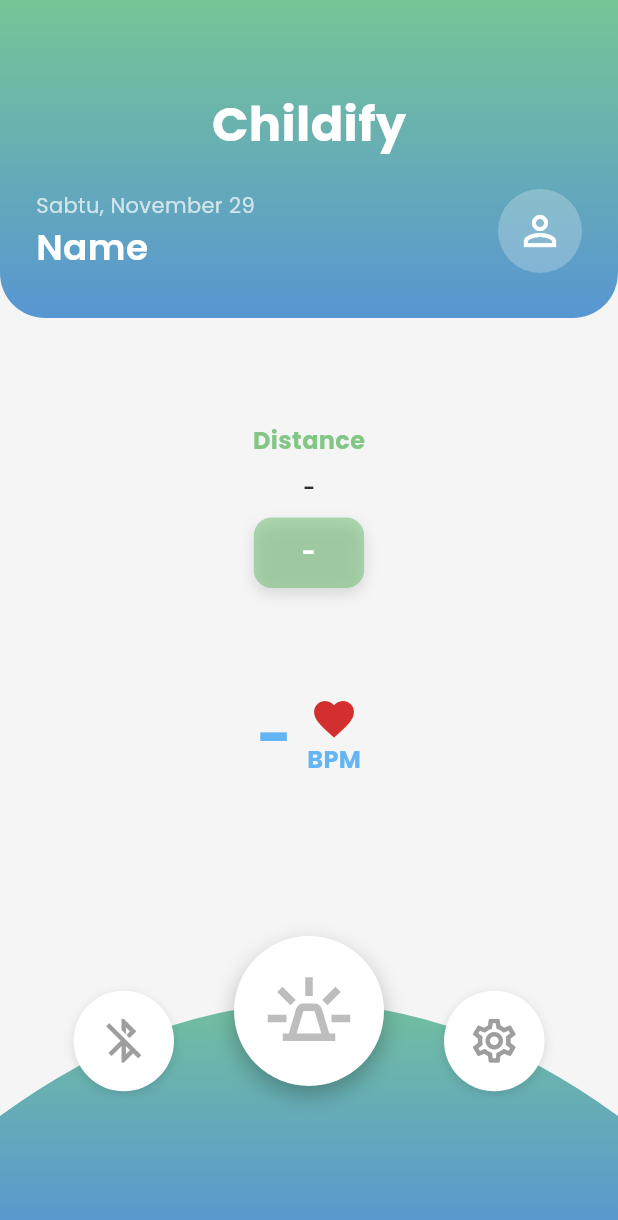
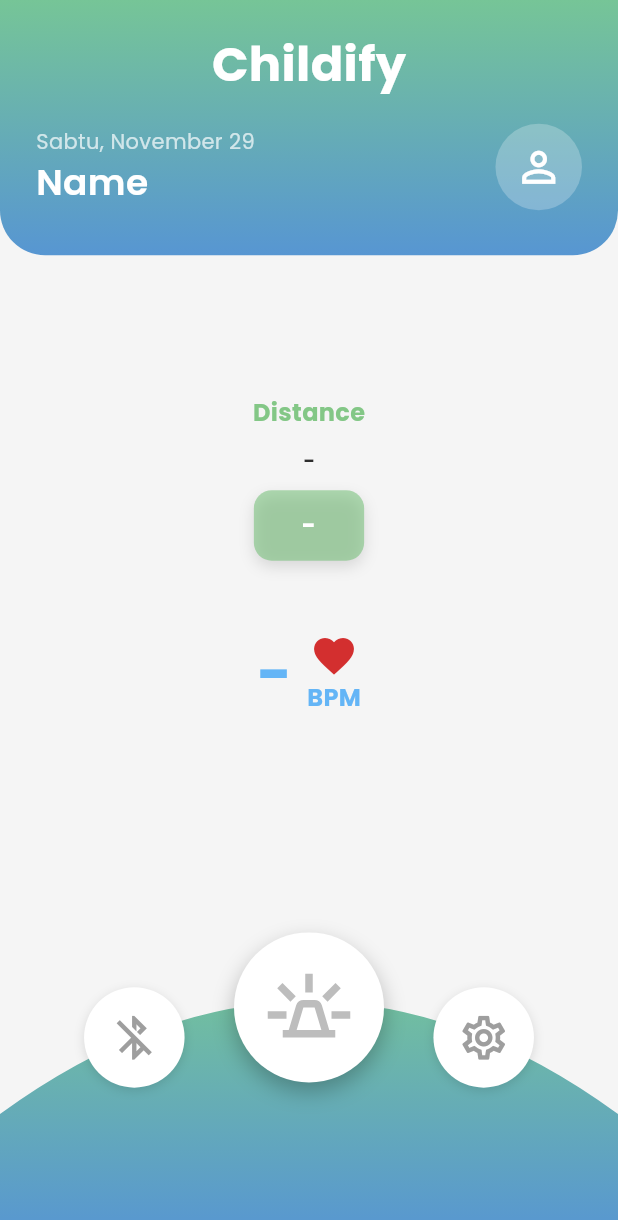
Before and after one commit to Argya155/Childify-Smartband-App, a Flutter app: the screen it shows after launch, on a phone screen of 412 x 824 dp. Shown: the top 1220 px of the screen. Run offline on Flutter 3.47's test engine with Material 3 defaults, Android fonts, the phone set to English and light mode, and no system bars; our stand-ins replace flutter_blue_plus, flutter_local_notifications, flutter_svg, google_fonts, image_picker, permission_handler and 1 more.

Commit message:
Fix responsif layout

```diff
--- a/lib/screens/home_screen.dart
+++ b/lib/screens/home_screen.dart
@@ -509,21 +509,29 @@ class _HomeScreenState extends State<HomeScreen> {
   Widget build(BuildContext context) {
     String formattedDate = DateFormat('EEEE, MMMM d', 'id_ID').format(DateTime.now());
 
+    // Mengambil ukuran layar saat ini
+    final Size size = MediaQuery.of(context).size;
+    final double screenHeight = size.height;
+    final double screenWidth = size.width;
+    final EdgeInsets padding = MediaQuery.of(context).padding; // Safe Area (Notch)
+
     return Scaffold(
       backgroundColor: AppColors.background,
       body: Column(
         children: [
           // --- HEADER ---
           Container(
-            padding: const EdgeInsets.fromLTRB(24, 60, 24, 30),
+            width: double.infinity,
+            padding: EdgeInsets.fromLTRB(24, padding.top + 20, 24, 30),
             decoration: const BoxDecoration(
               gradient: AppColors.mainGradient,
               borderRadius: BorderRadius.vertical(bottom: Radius.circular(30)),
             ),
             child: Column(
+              mainAxisSize: MainAxisSize.min,
               children: [
                 Text("Childify", style: AppStyles.headerTitle),
-                const SizedBox(height: 20),
+                SizedBox(height: screenHeight * 0.02),
                 Row(
                   mainAxisAlignment: MainAxisAlignment.spaceBetween,
                   children: [
@@ -531,15 +539,23 @@ class _HomeScreenState extends State<HomeScreen> {
                       crossAxisAlignment: CrossAxisAlignment.start,
                       children: [
                         Text(formattedDate, style: AppStyles.dateText),
-                        Text(_childName, style: AppStyles.childName),
+                        // Gunakan ConstrainedBox agar nama panjang tidak overflow
+                        ConstrainedBox(
+                          constraints: BoxConstraints(maxWidth: screenWidth * 0.6),
+                          child: Text(
+                            _childName,
+                            style: AppStyles.childName,
+                            overflow: TextOverflow.ellipsis,
+                          ),
+                        ),
                       ],
                     ),
                     CircleAvatar(
-                      radius: 28,
+                      radius: screenWidth * 0.07, // Ukuran avatar responsif
                       backgroundColor: Colors.white24,
                       backgroundImage: _profileImage != null ? FileImage(_profileImage!) : null,
                       child: _profileImage == null
-                          ? const Icon(Icons.person_outline, size: 32, color: Colors.white)
+                          ? Icon(Icons.person_outline, size: screenWidth * 0.08, color: Colors.white)
                           : null,
                     )
                   ],
@@ -555,30 +571,34 @@ class _HomeScreenState extends State<HomeScreen> {
               child: Column(
                 mainAxisAlignment: MainAxisAlignment.start,
                 children: [
-                  const SizedBox(height: 70),
+                  const Spacer(flex: 2),
                   DistanceCard(
                     isConnected: _isConnected,
                     distanceValue: _distanceStr,
                     statusText: _distanceStatus,
                   ),
-                  const SizedBox(height: 70),
+                  const Spacer(flex: 1),
                   HeartRateCard(
                     isConnected: _isConnected,
                     bpmValue: _heartRate,
                   ),
+                  const Spacer(flex: 3),
                 ],
               ),
             ),
           ),
 
           // --- BOTTOM CONTROL ---
-          Stack(
+          SizedBox(
+            height: screenHeight * 0.25, // Tinggi area bawah sekitar 25% layar
+            child: Stack(
               alignment: Alignment.bottomCenter,
               children: [
+                // Background Lengkungan
                 ClipPath(
                   clipper: BottomCurveClipper(),
                   child: Container(
-                  height: 180,
+                    height: screenHeight * 0.22, // Sedikit lebih pendek dari container utama
                     width: double.infinity,
                     decoration: const BoxDecoration(
                       gradient: AppColors.mainGradient,
@@ -586,8 +606,9 @@ class _HomeScreenState extends State<HomeScreen> {
                   ),
                 ),
 
+                // Tombol-tombol Kontrol
                 Positioned(
-                bottom: 80,
+                  bottom: screenHeight * 0.10, // Posisi tombol 10% dari bawah
                   child: Row(
                     mainAxisSize: MainAxisSize.min,
                     children: [
@@ -601,23 +622,24 @@ class _HomeScreenState extends State<HomeScreen> {
                             : (_isConnected ? Colors.green : Colors.grey),
                         onTap: _onBluetoothPressed,
                       ),
-                    const SizedBox(width: 40),
 
-                    // 2. TOMBOL SIRINE (BUZZER)
+                      SizedBox(width: screenWidth * 0.08), // Jarak horizontal responsif
+
+                      // 2. TOMBOL SIRINE
                       Transform.translate(
-                      offset: const Offset(0, -20),
+                        offset: const Offset(0, -20), // Efek naik sedikit
                         child: ControlButton(
                           assetPath: 'assets/icons/siren_icon.svg',
                           iconColor: _isAlarmActive
-                            ? const Color(0xFFEA3323) // Merah (Aktif)
-                            : AppColors.inactiveGrey, // Abu-abu (Mati)
+                              ? const Color(0xFFEA3323)
+                              : AppColors.inactiveGrey,
                           isProminent: true,
                           isSvg: true,
                           onTap: _toggleAlarm,
                         ),
                       ),
 
-                    const SizedBox(width: 40),
+                      SizedBox(width: screenWidth * 0.08),
 
                       // 3. TOMBOL SETTING
                       ControlButton(
@@ -635,16 +657,16 @@ class _HomeScreenState extends State<HomeScreen> {
                   ),
                 ),
 
-              // --- STATUS BAR ---
+                // --- STATUS BAR (Toast) ---
                 Positioned(
-                bottom: 30,
+                  bottom: screenHeight * 0.03, // 3% dari bawah
                   child: AnimatedOpacity(
                     opacity: _isStatusVisible ? 1.0 : 0.0,
                     duration: const Duration(milliseconds: 500),
                     child: Container(
                       padding: const EdgeInsets.symmetric(horizontal: 20, vertical: 8),
                       decoration: BoxDecoration(
-                      color: Colors.white54,
+                        color: Colors.white,
                         borderRadius: BorderRadius.circular(20),
                         boxShadow: const [BoxShadow(color: Colors.black12, blurRadius: 5)],
                       ),
@@ -656,6 +678,7 @@ class _HomeScreenState extends State<HomeScreen> {
                   ),
                 )
               ],
+            ),
           ),
         ],
       ),
```
Lines whose indentation alone changed are shown as unchanged.
